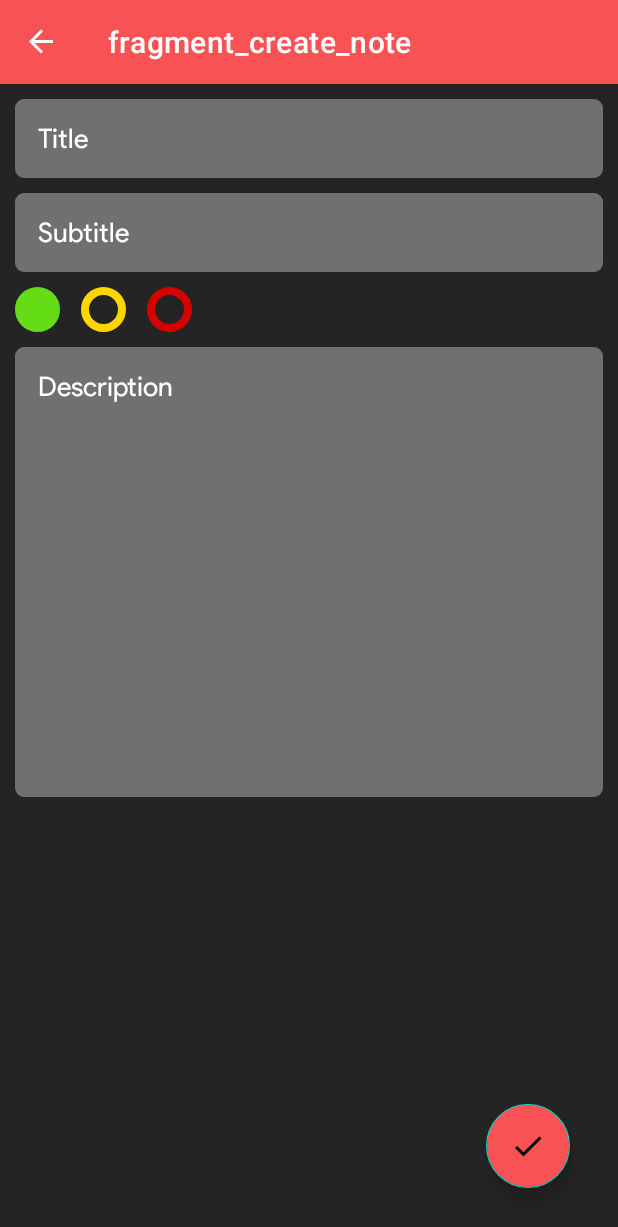
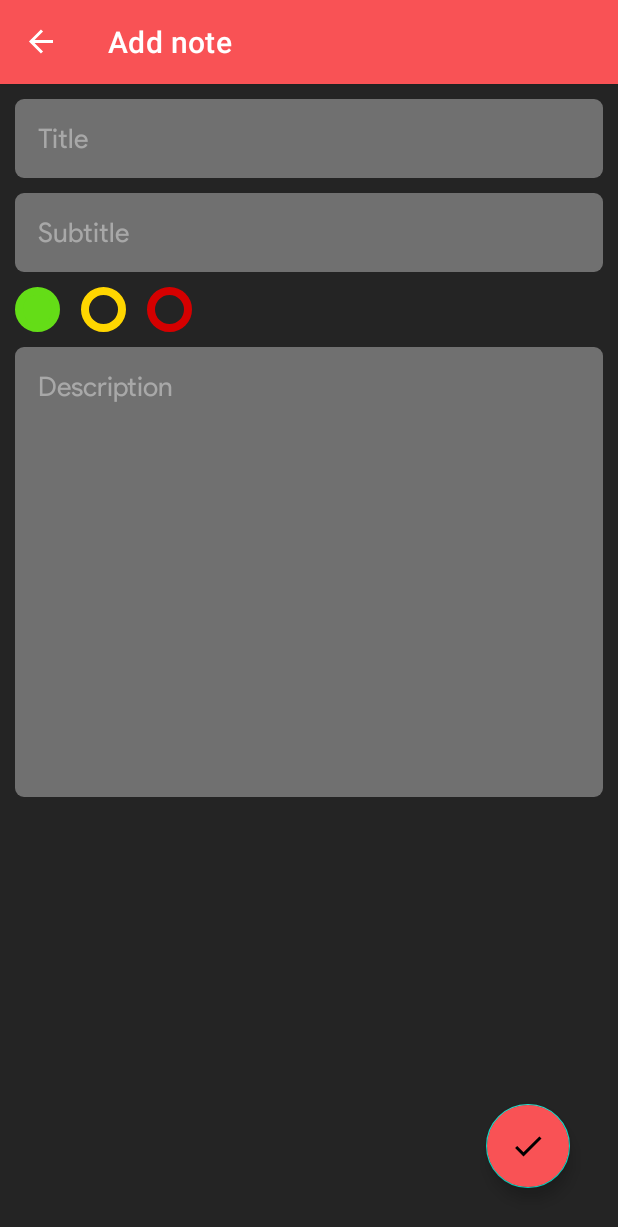
Before and after one commit to pritam-mazumder/Notes-App-2, an Android app: the CreateNoteFragment screen opened through its navigation route, on a phone screen of 412 x 824 dp. Shown: the top 1227 px of the screen. Run offline under Robolectric (Android 15) with nearby library versions, the phone set to English and light mode, and no system bars; our stand-ins replace Room's generated code, navigation-ui; 1 statement that could not run was skipped.

Commit message:
commit5(read)

```diff
--- a/app/src/main/java/com/example/notesapp/ui/Fragments/CreateNoteFragment.kt
+++ b/app/src/main/java/com/example/notesapp/ui/Fragments/CreateNoteFragment.kt
@@ -10,6 +10,7 @@ import android.widget.Toast
 import androidx.core.content.ContextCompat
 import androidx.fragment.app.Fragment
 import androidx.fragment.app.viewModels
+import androidx.navigation.Navigation
 import com.example.notesapp.Model.Notes
 import com.example.notesapp.R
 import com.example.notesapp.ViewModel.NotesViewModel
@@ -89,5 +90,7 @@ class CreateNoteFragment : Fragment() {
 
         Toast.makeText(context, "Notes Created Successfully", Toast.LENGTH_SHORT)
             .show()
+
+        Navigation.findNavController(requireView()).navigate(R.id.action_createNoteFragment_to_homeFragment)
     }
 }
--- a/app/src/main/java/com/example/notesapp/ui/Fragments/HomeFragment.kt
+++ b/app/src/main/java/com/example/notesapp/ui/Fragments/HomeFragment.kt
@@ -5,20 +5,33 @@ import android.view.LayoutInflater
 import android.view.View
 import android.view.ViewGroup
 import androidx.fragment.app.Fragment
+import androidx.fragment.app.viewModels
 import androidx.navigation.Navigation
+import androidx.recyclerview.widget.GridLayoutManager
+import androidx.recyclerview.widget.LinearLayoutManager
 import com.example.notesapp.R
+import com.example.notesapp.ViewModel.NotesViewModel
 import com.example.notesapp.databinding.FragmentHomeBinding
+import com.example.notesapp.ui.Adapter.NotesAdapter
 
 class HomeFragment : Fragment() {
 
     private lateinit var binding: FragmentHomeBinding
+    val viewModel: NotesViewModel by viewModels()
 
     override fun onCreateView(
         inflater: LayoutInflater, container: ViewGroup?,
         savedInstanceState: Bundle?
-    ): View? {
+    ): View {
 
         binding = FragmentHomeBinding.inflate(layoutInflater, container, false)
+
+        viewModel.getNotes().observe(viewLifecycleOwner) { notesList ->
+
+            binding.rcvAllNotes.layoutManager=GridLayoutManager(requireContext(),2)
+//            binding.rcvAllNotes.layoutManager = LinearLayoutManager(requireContext(), LinearLayoutManager.HORIZONTAL, false)
+            binding.rcvAllNotes.adapter=NotesAdapter(requireContext(),notesList)
+        }
 
         binding.btnAddNotes.setOnClickListener {
             Navigation.findNavController(it)
--- a/app/src/main/res/layout/fragment_create_note.xml
+++ b/app/src/main/res/layout/fragment_create_note.xml
@@ -22,7 +22,7 @@
             android:maxLines="1"
             android:padding="15dp"
             android:textColor="#d1d1d1"
-            android:textColorHint="@color/white" />
+            android:textColorHint="#A8A8A8" />
 
         <EditText
             android:id="@+id/editSubTitle"
@@ -35,7 +35,7 @@
             android:maxLines="1"
             android:padding="15dp"
             android:textColor="#d1d1d1"
-            android:textColorHint="@color/white" />
+            android:textColorHint="#A8A8A8" />
 
         <LinearLayout
             android:layout_width="match_parent"
@@ -45,9 +45,9 @@
             <ImageView
                 android:id="@+id/pGreen"
                 android:layout_width="30dp"
-                android:backgroundTint="@color/green_700"
                 android:layout_height="30dp"
-                android:background="@drawable/priority_green" />
+                android:background="@drawable/priority_green"
+                android:backgroundTint="@color/green_700" />
 
             <ImageView
                 android:id="@+id/pYellow"
@@ -76,7 +76,7 @@
             android:hint="Description"
             android:padding="15dp"
             android:textColor="#d1d1d1"
-            android:textColorHint="@color/white" />
+            android:textColorHint="#A8A8A8" />
 
     </LinearLayout>
 
--- a/app/src/main/res/navigation/nav_graph.xml
+++ b/app/src/main/res/navigation/nav_graph.xml
@@ -8,7 +8,7 @@
     <fragment
         android:id="@+id/homeFragment"
         android:name="com.example.notesapp.ui.Fragments.HomeFragment"
-        android:label="fragment_home"
+        android:label="My Notes"
         tools:layout="@layout/fragment_home" >
         <action
             android:id="@+id/action_homeFragment_to_editNoteFragment"
@@ -20,7 +20,7 @@
     <fragment
         android:id="@+id/createNoteFragment"
         android:name="com.example.notesapp.ui.Fragments.CreateNoteFragment"
-        android:label="fragment_create_note"
+        android:label="Add note"
         tools:layout="@layout/fragment_create_note" >
         <action
             android:id="@+id/action_createNoteFragment_to_homeFragment"
@@ -29,7 +29,7 @@
     <fragment
         android:id="@+id/editNoteFragment"
         android:name="com.example.notesapp.ui.Fragments.EditNoteFragment"
-        android:label="fragment_edit_note"
+        android:label="Edit note"
         tools:layout="@layout/fragment_edit_note" >
         <action
             android:id="@+id/action_editNoteFragment_to_homeFragment"
```
Also changed, not shown: app/src/main/java/com/example/notesapp/ui/Adapter/NotesAdapter.kt (added, +50 -0 lines), app/src/main/res/layout/item_notes.xml (+17 -6 lines).
